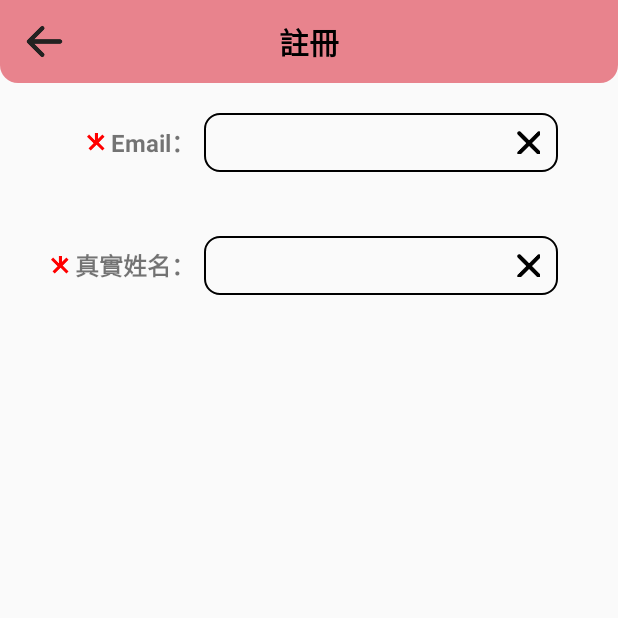
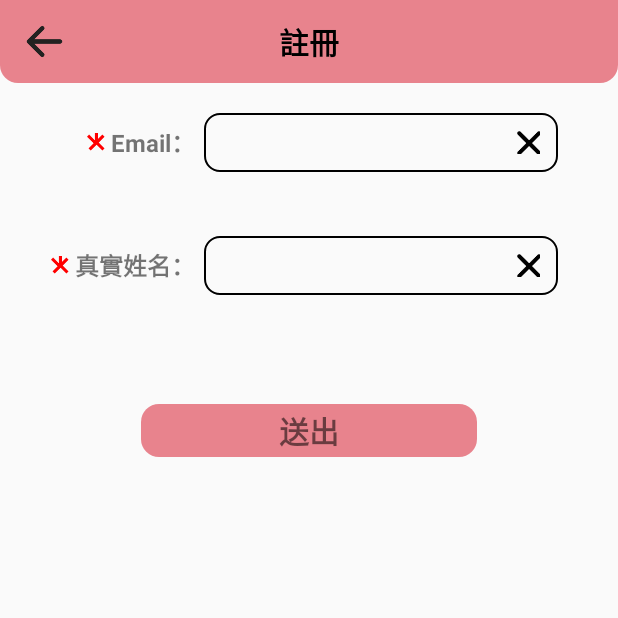
Before and after one commit to ives9999/hbc_android, an Android app: the RegisterActivity screen opened directly, with no data from a screen before it, on a phone screen of 412 x 824 dp, the top half of it. Run offline under Robolectric (Android 15) with nearby library versions, the light colour scheme and no system bars.

Commit message:
register continue.

```diff
--- a/app/src/main/java/tw/com/bluemobile/hbc/Views/EditTextNormal.kt
+++ b/app/src/main/java/tw/com/bluemobile/hbc/Views/EditTextNormal.kt
@@ -3,14 +3,18 @@ package tw.com.bluemobile.hbc.Views
 import android.content.Context
 import android.util.AttributeSet
 import android.view.View
+import android.widget.EditText
+import android.widget.ImageView
 import android.widget.LinearLayout
 import android.widget.TextView
 import tw.com.bluemobile.hbc.R
+import tw.com.bluemobile.hbc.extensions.toEditable
 
 class EditTextNormal @JvmOverloads constructor(context: Context, attrs: AttributeSet? = null, defStyleAttr: Int = 0):
     LinearLayout(context, attrs, defStyleAttr) {
 
     private val view: View = View.inflate(context, R.layout.edit_text_normal, this)
+    private var editET: EditText? = null
 
     init {
         if (attrs != null) {
@@ -19,6 +23,33 @@ class EditTextNormal @JvmOverloads constructor(context: Context, attrs: Attribut
             view.findViewById<TextView>(R.id.titleTV) ?. let {
                 it.text = attributes.getString(R.styleable.EditTextNormal_titleTV) ?: ""
             }
+
+            view.findViewById<EditText>(R.id.valueET) ?. let {
+                editET = it
+                editET!!.text = (attributes.getString(R.styleable.EditTextNormal_valueET) ?: "").toEditable()
+            }
+        }
+
+        view.findViewById<ImageView>(R.id.clear) ?. let {
+            it.setOnClickListener {
+                editET?.text = "".toEditable()
+            }
         }
     }
+
+    fun isEmpty(): Boolean {
+
+        var res = false
+
+        if (editET != null) {
+            val text: String = editET!!.text.toString()
+            if (text.trim().isEmpty()) {
+                res = true
+            }
+        } else {
+            res = true
+        }
+
+        return res
+    }
 }
--- a/app/src/main/java/tw/com/bluemobile/hbc/controllers/BaseActivity.kt
+++ b/app/src/main/java/tw/com/bluemobile/hbc/controllers/BaseActivity.kt
@@ -4,8 +4,6 @@ import android.app.Activity
 import android.content.Intent
 import androidx.appcompat.app.AppCompatActivity
 import android.os.Bundle
-import android.widget.ImageView
-import android.widget.LinearLayout
 import tw.com.bluemobile.hbc.R
 import tw.com.bluemobile.hbc.Views.Bottom
 import tw.com.bluemobile.hbc.Views.Top
@@ -13,7 +11,7 @@ import tw.com.bluemobile.hbc.routes.*
 import tw.com.bluemobile.hbc.utilities.TabEnum
 
 var able_enum: TabEnum = TabEnum.member //每一組頁面，都有一個專屬的代號的enum
-//var isPrevIconShow: Boolean = false
+var msg: String = "" //目前使用在傳送錯誤訊息
 
 open class BaseActivity : AppCompatActivity(), ToMember, ToNeedBlood {
 
--- /dev/null
+++ b/app/src/main/java/tw/com/bluemobile/hbc/extensions/MyString.kt
@@ -0,0 +1,6 @@
+package tw.com.bluemobile.hbc.extensions
+
+import android.text.Editable
+
+// mEditText.text = myString.toEditable()
+fun String.toEditable(): Editable = Editable.Factory.getInstance().newEditable(this)
--- /dev/null
+++ b/app/src/main/res/drawable/button_submit.xml
@@ -0,0 +1,10 @@
+<shape xmlns:android="http://schemas.android.com/apk/res/android" android:shape="rectangle" >
+    <!-- View background color -->
+    <solid
+        android:color="@color/TOP">
+    </solid>
+    <corners
+        android:radius="12dp"
+        >
+    </corners>
+</shape>
--- a/app/src/main/res/layout/activity_register.xml
+++ b/app/src/main/res/layout/activity_register.xml
@@ -12,17 +12,36 @@
         android:layout_height="@dimen/top_height" />
 
     <tw.com.bluemobile.hbc.Views.EditTextNormal
+        android:id="@+id/email"
         android:layout_width="match_parent"
         android:layout_height="70dp"
         android:layout_marginTop="12dp"
-        app:titleTV="Email"
-        />
+        app:titleTV="Email" />
 
     <tw.com.bluemobile.hbc.Views.EditTextNormal
+        android:id="@+id/name"
         android:layout_width="match_parent"
         android:layout_height="70dp"
         android:layout_marginTop="12dp"
-        app:titleTV="真實姓名"
-        />
+        app:titleTV="真實姓名" />
+
+    <LinearLayout
+        android:id="@+id/submit"
+        android:layout_width="224dp"
+        android:layout_height="35dp"
+        android:layout_gravity="center"
+        android:layout_marginTop="50dp"
+        android:background="@drawable/button_submit"
+        android:gravity="center"
+        android:orientation="horizontal">
+
+        <TextView
+            android:layout_width="wrap_content"
+            android:layout_height="wrap_content"
+            android:layout_gravity="center"
+            style="@style/button_submit"
+            android:text="@string/submit" />
+
+    </LinearLayout>
 
 </LinearLayout>
--- a/app/src/main/res/layout/edit_text_normal.xml
+++ b/app/src/main/res/layout/edit_text_normal.xml
@@ -47,6 +47,7 @@
         android:paddingEnd="12dp">
 
         <EditText
+            android:id="@+id/valueET"
             android:layout_width="200dp"
             android:layout_height="40dp"
             android:layout_marginStart="8dp"
--- a/app/src/main/res/values/strings.xml
+++ b/app/src/main/res/values/strings.xml
@@ -18,4 +18,6 @@
     <string name="email">Email</string>
     <string name="common">：</string>
 
+    <string name="submit">送出</string>
+
 </resources>
--- a/app/src/main/res/values/themes.xml
+++ b/app/src/main/res/values/themes.xml
@@ -48,7 +48,13 @@
         <item name="android:textStyle">bold</item>
     </style>
 
+    <style name="button_submit">
+        <item name="android:textSize">20dp</item>
+        <item name="android:textStyle">bold</item>
+    </style>
+
     <declare-styleable name="EditTextNormal">
         <attr name="titleTV" format="string" />
+        <attr name="valueET" format="string" />
     </declare-styleable>
 </resources>
```
Also changed, not shown: app/src/main/java/tw/com/bluemobile/hbc/controllers/RegisterActivity.kt (+34 -0 lines).
